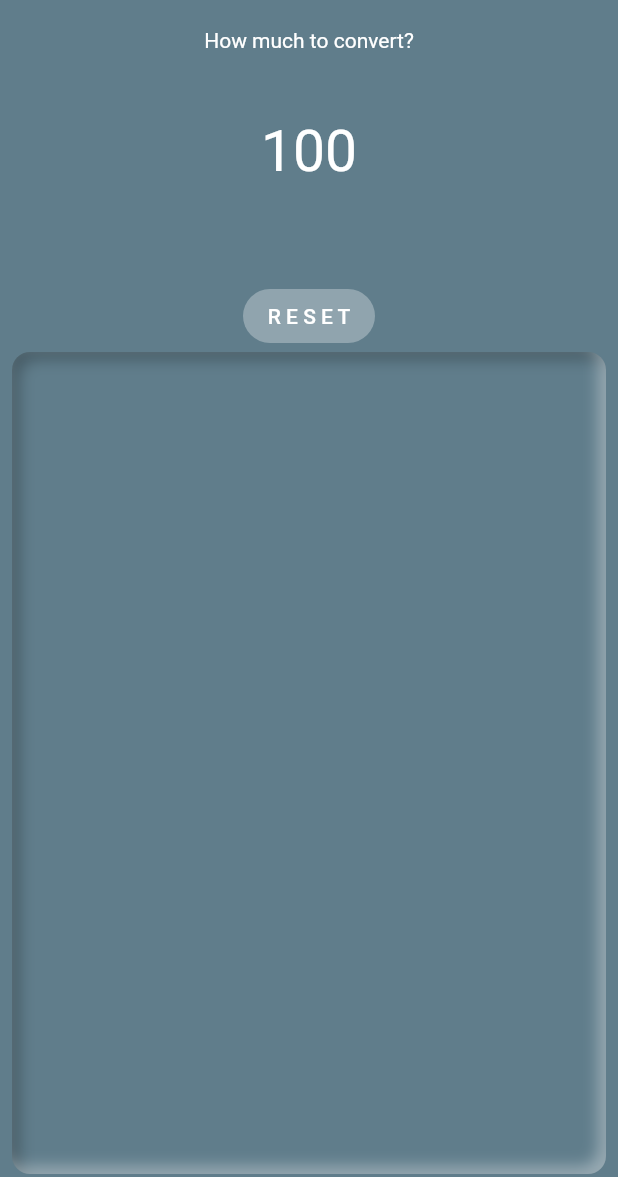
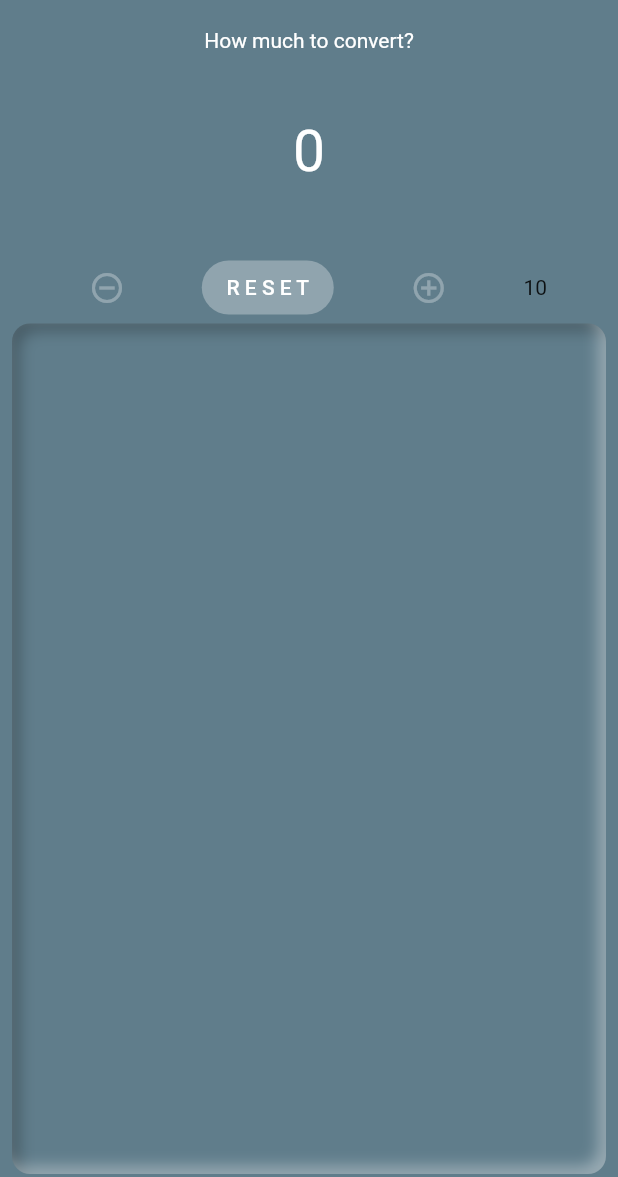
Before and after one commit to jurgenizer/dough, a Flutter app: the screen it shows after launch, on a phone screen of 412 x 824 dp, the part 59-1236 px from its top. Run offline on Flutter 3.47's test engine with Material 2 defaults, Android fonts, the phone set to English and light mode, and no system bars; drawn by our look-alikes of flutter_neumorphic; our stand-ins replace get_it, shared_preferences; missing offline and left inert: flutter_circular_slider; network calls fail.

Commit message:
lekker man lekker

```diff
--- a/dough/lib/main.dart
+++ b/dough/lib/main.dart
@@ -29,7 +29,7 @@
  */
 
 import 'package:flutter/material.dart';
-import 'package:flutter/services.dart' show DeviceOrientation, SystemChrome;
+//import 'package:flutter/services.dart' show DeviceOrientation, SystemChrome;
 import 'package:dough/services/service_locator.dart';
 import 'package:dough/ui/views/calculate_screen.dart';
 import 'package:dough/ui/styles.dart';
--- a/dough/lib/ui/views/calculate_screen.dart
+++ b/dough/lib/ui/views/calculate_screen.dart
@@ -47,13 +47,13 @@ class _CalculateCurrencyScreenState extends State<CalculateCurrencyScreen> {
   CalculateScreenViewModel model = serviceLocator<CalculateScreenViewModel>();
 
   ValueKey<DateTime> forceRebuild;
+  int _multiplier;
 
   int initCurrencyValue;
   int endCurrencyValue;
 
   int startingValue;
   int endingValue;
-  int centuries;
 
   @override
   void initState() {
@@ -64,26 +64,34 @@ class _CalculateCurrencyScreenState extends State<CalculateCurrencyScreen> {
 
   void _reset() {
     setState(() {
+      _multiplier = 10;
       initCurrencyValue = 0; //_generateRandomTime();
       endCurrencyValue = 0; //_generateRandomTime();
       startingValue = initCurrencyValue;
       endingValue = endCurrencyValue;
-      centuries = 0;
+
       forceRebuild = ValueKey(DateTime.now());
     });
   }
 
+  //
+  void _multiplyByTen() {
+    setState(() {
+      if (_multiplier < 10000) {
+        _multiplier *= 10;
+      } else
+        _multiplier = _multiplier;
+    });
+  }
+
   void _updateLabels(int init, int end, int laps) {
-    print('laps =  $laps');
-    int hundreds = laps * 100;
-    int currencyIntValueToConvert = hundreds + end - init;
+    int currencyIntValueToConvert = _multiplier * (end - init);
     String currencyStringValueToConvert = currencyIntValueToConvert.toString();
     model.calculateExchange(currencyStringValueToConvert);
     print('The currencyValueToConvert string is $currencyStringValueToConvert');
     setState(() {
       startingValue = init;
       endingValue = end;
-      centuries = laps;
     });
   }
 
@@ -160,20 +168,25 @@ class _CalculateCurrencyScreenState extends State<CalculateCurrencyScreen> {
                   mainAxisAlignment: MainAxisAlignment.center,
                   children: [
                     SizedBox(height: 18),
-                    Text(
-                        '${_formatIntervalValue(startingValue, endingValue, centuries)}',
+                    Text('${_formatIntervalValue(startingValue, endingValue)}',
                         style: TextStyle(fontSize: 38.0, color: Colors.white)),
                     Text('${model.baseCurrency.alphabeticCode}',
                         style: TextStyle(fontSize: 22.0, color: Colors.white)),
-                    Text('${_formatCenturies(centuries)}',
-                        style: TextStyle(
-                            fontSize: 16.0,
-                            color: Colors.white,
-                            fontStyle: FontStyle.italic)),
                   ],
                 )),
-            shouldCountLaps: true,
+            shouldCountLaps: false,
           ),
+        ),
+        Row(mainAxisAlignment: MainAxisAlignment.spaceEvenly, children: [
+          IconButton(
+            icon: Icon(Icons.remove_circle_outline),
+            color: Styles.sliderSelectionColor,
+            tooltip: 'Divide by 10',
+            onPressed: () {
+              setState(() {
+                _multiplier = 10;
+              });
+            },
           ),
           FlatButton(
             child: Text('R E S E T'),
@@ -184,19 +197,25 @@ class _CalculateCurrencyScreenState extends State<CalculateCurrencyScreen> {
             ),
             onPressed: _reset,
           ),
+          IconButton(
+            icon: Icon(Icons.add_circle_outline),
+            color: Styles.sliderSelectionColor,
+            tooltip: 'Multiply by 10',
+            onPressed: () {
+              _multiplyByTen();
+            },
+          ),
+          Text('$_multiplier')
+        ]),
       ],
     );
   }
 
-  String _formatIntervalValue(int init, int end, int laps) {
+  String _formatIntervalValue(int init, int end) {
     // var currencyValue = end > init ? end - init : 100 - init + end;
-    var currencyValue =  100 + end - init;
+    var currencyValue = _multiplier * (end - init);
 
     return '$currencyValue';
-  }
-
-  String _formatCenturies(int centuries) {
-    return centuries > 0 ? ' (+$centuries)' : '';
   }
 
   Expanded quoteCurrencyList(CalculateScreenViewModel model) {
```
Also changed, not shown: dough/lib/ui/widgets/circular_slider.dart (deleted, +0 -142 lines), dough/lib/ui/widgets/circular_slider_old.dart (deleted, +0 -104 lines). Lines whose indentation alone changed are shown as unchanged.
